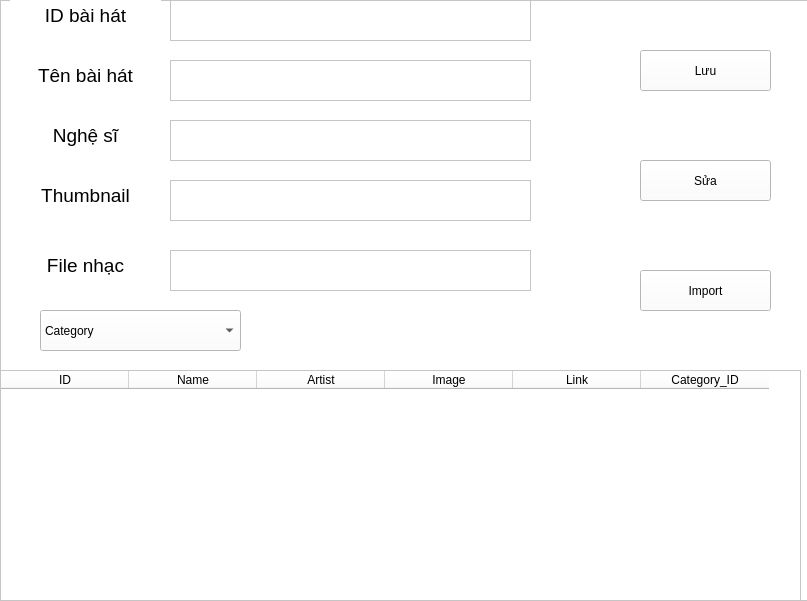
Qt form GUI/ADMIN/SongUI.ui (VieetKhooii/OS-Music) before a commit.
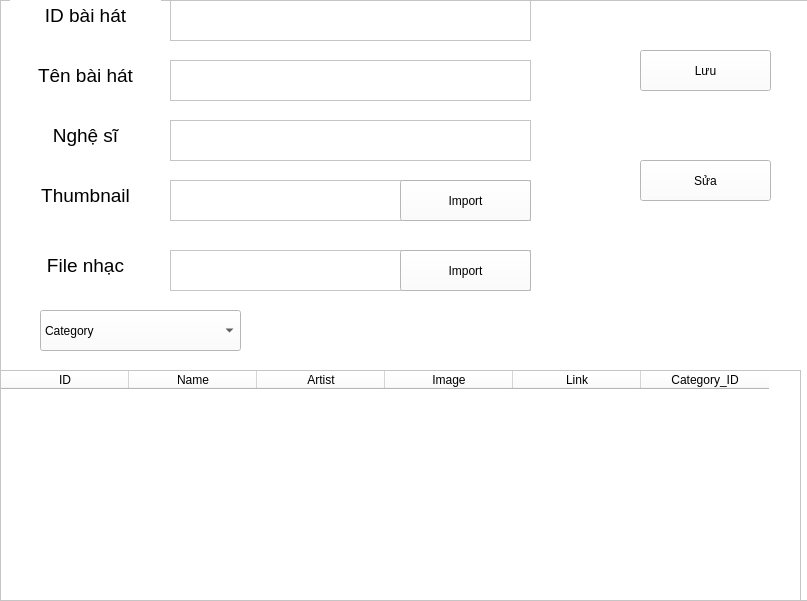
The same form after that commit.

Commit message: thêm thumbnail

```diff
--- a/GUI/ADMIN/SongUI.ui
+++ b/GUI/ADMIN/SongUI.ui
@@ -223,8 +223,8 @@
     </property>
     <property name="geometry">
      <rect>
-      <x>640</x>
-      <y>270</y>
+      <x>400</x>
+      <y>250</y>
       <width>131</width>
       <height>41</height>
      </rect>
@@ -328,6 +328,38 @@
      </property>
     </item>
    </widget>
+   <widget class="QPushButton" name="importBtn_2">
+    <property name="enabled">
+     <bool>true</bool>
+    </property>
+    <property name="geometry">
+     <rect>
+      <x>400</x>
+      <y>180</y>
+      <width>131</width>
+      <height>41</height>
+     </rect>
+    </property>
+    <property name="text">
+     <string>Import</string>
+    </property>
+   </widget>
+   <zorder>musicIdTxt</zorder>
+   <zorder>updateBtn</zorder>
+   <zorder>saveBtn</zorder>
+   <zorder>musicIdlabel</zorder>
+   <zorder>musicNameLabel</zorder>
+   <zorder>musicNameTxt</zorder>
+   <zorder>artistLabel</zorder>
+   <zorder>artistTxt</zorder>
+   <zorder>thumbnailLabel</zorder>
+   <zorder>thumbNailTxt</zorder>
+   <zorder>tableWidget</zorder>
+   <zorder>fileTxt</zorder>
+   <zorder>fileLabel</zorder>
+   <zorder>categoryComboBox</zorder>
+   <zorder>importBtn</zorder>
+   <zorder>importBtn_2</zorder>
   </widget>
  </widget>
  <resources/>
```
The commit also changes 1 other file.
